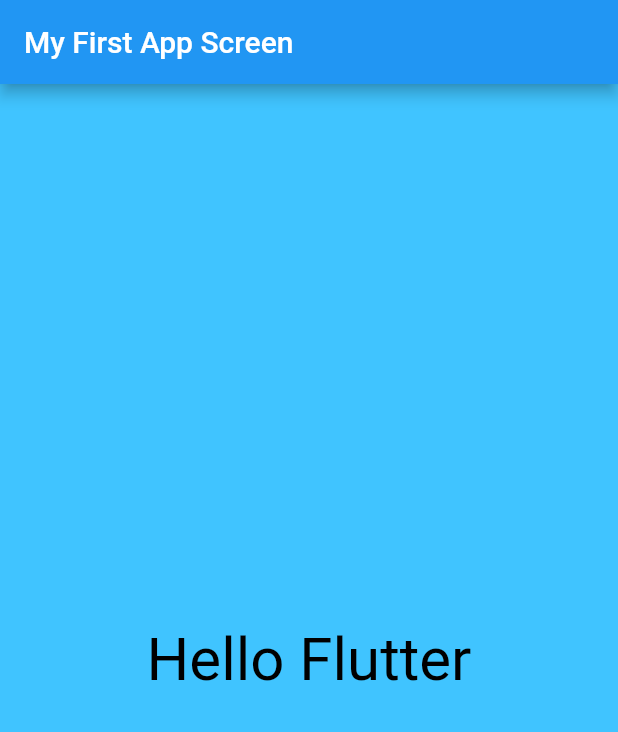
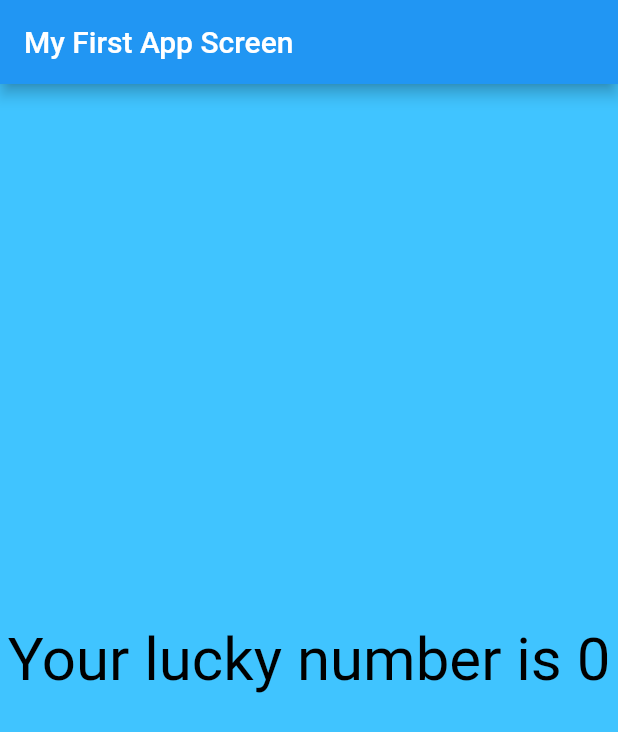
Before and after one commit to amol-patil09/Flutter-Demo, a Flutter app: the screen it shows after launch, on a phone screen of 412 x 824 dp. Shown: the top 732 px of the screen. Run offline on Flutter 3.47's test engine with Material 2 defaults, Android fonts, the phone set to English and light mode, and no system bars.

```diff
--- /dev/null
+++ b/lib/app_screens/first_screen.dart
@@ -0,0 +1,24 @@
+import 'dart:math';
+
+import 'package:flutter/material.dart';
+
+class FirstScreen extends StatelessWidget {
+  @override
+  Widget build(BuildContext context) {
+    return Material(
+      color: Colors.lightBlueAccent,
+      child: Center(
+        child: Text(
+          generateLuckyNumber(),
+          textDirection: TextDirection.ltr,
+          style: TextStyle(color: Colors.black, fontSize: 40.0),
+        ),
+      ),
+    );
+  }
+
+  String generateLuckyNumber() {
+    var random  = Random();
+    return "Your lucky number is ${random.nextInt(10)}";
+  }
+}
--- a/lib/main.dart
+++ b/lib/main.dart
@@ -1,3 +1,4 @@
+import 'package:demo_app/app_screens/first_screen.dart';
 import 'package:flutter/material.dart';
 
 void main() => runApp(MyFlutterApp());
@@ -9,19 +10,10 @@ class MyFlutterApp extends StatelessWidget {
       debugShowCheckedModeBanner: false,
       title: "My Flutter App",
       home: Scaffold(
-        appBar: AppBar(
-          title: Text("My First App Screen"),),
-        body: Material(
-          color: Colors.lightBlueAccent,
-          child: Center(
-            child: Text(
-              "Hello Flutter",
-              textDirection: TextDirection.ltr,
-              style: TextStyle(color: Colors.black, fontSize: 40.0),
-            ),
+          appBar: AppBar(
+            title: Text("My First App Screen"),
           ),
-        ),
-      ),
+          body: FirstScreen()),
     );
   }
 }
```
